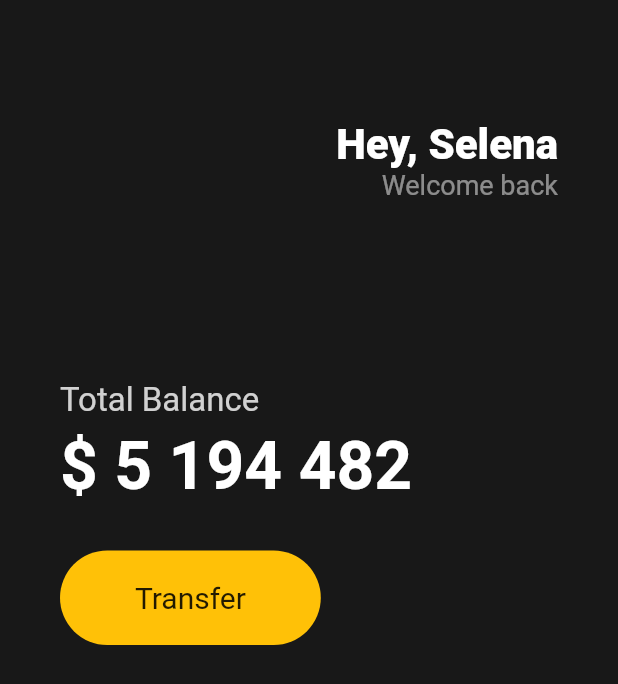
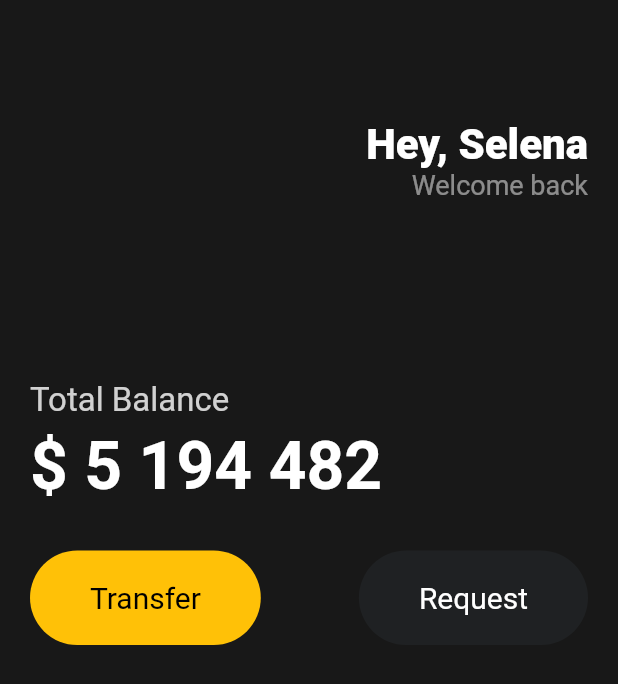
Before and after one commit to minwoo129/toonflix_flutter_ex, a Flutter app: the screen it shows after launch, on a phone screen of 412 x 824 dp. Shown: the top 684 px of the screen. Run offline on Flutter 3.47's test engine with Material 2 defaults, Android fonts, the phone set to English and light mode, and no system bars.

Commit message:
강의 실습 코드 작성
- 강의 실습용 앱 UI 구현(3차)

```diff
--- a/lib/main.dart
+++ b/lib/main.dart
@@ -1,7 +1,8 @@
 import 'package:flutter/material.dart';
+import 'package:toonflix_flutter_ex/widgets/button.dart';
 
 void main() {
-  runApp(App());
+  runApp(const App());
 }
 
 class App extends StatelessWidget {
@@ -15,7 +16,7 @@ class App extends StatelessWidget {
           body: Padding(
             //padding: EdgeInsets.all(10),
             //padding: EdgeInsets.only(left: 10, top: 0, right: 10, bottom: 0),
-            padding: const EdgeInsets.symmetric(horizontal: 40),
+            padding: const EdgeInsets.symmetric(horizontal: 20),
             child: Column(
               crossAxisAlignment: CrossAxisAlignment.start,
               children: [
@@ -71,24 +72,18 @@ class App extends StatelessWidget {
                 const SizedBox(
                   height: 30,
                 ),
-                Row(
+                const Row(
+                  mainAxisAlignment: MainAxisAlignment.spaceBetween,
                   children: [
-                    Container(
-                      decoration: BoxDecoration(
-                          color: Colors.amber,
-                          borderRadius: BorderRadius.circular(45)),
-                      child: const Padding(
-                        padding: EdgeInsets.symmetric(
-                          vertical: 20,
-                          horizontal: 50,
-                        ),
-                        child: Text(
-                          'Transfer',
-                          style: TextStyle(
-                            fontSize: 20,
-                          ),
-                        ),
-                      ),
+                    Button(
+                      text: 'Transfer',
+                      bgColor: Colors.amber,
+                      textColor: Colors.black,
+                    ),
+                    Button(
+                      text: 'Request',
+                      bgColor: Color(0xFF1F2123),
+                      textColor: Colors.white,
                     )
                   ],
                 )
--- /dev/null
+++ b/lib/widgets/button.dart
@@ -0,0 +1,35 @@
+import 'package:flutter/material.dart';
+
+class Button extends StatelessWidget {
+  final String text;
+  final Color bgColor;
+  final Color textColor;
+
+  const Button({
+    super.key,
+    required this.text,
+    required this.bgColor,
+    required this.textColor,
+  });
+
+  @override
+  Widget build(BuildContext context) {
+    return Container(
+      decoration: BoxDecoration(
+          color: bgColor, borderRadius: BorderRadius.circular(45)),
+      child: Padding(
+        padding: const EdgeInsets.symmetric(
+          vertical: 20,
+          horizontal: 40,
+        ),
+        child: Text(
+          text,
+          style: TextStyle(
+            color: textColor,
+            fontSize: 20,
+          ),
+        ),
+      ),
+    );
+  }
+}
```
